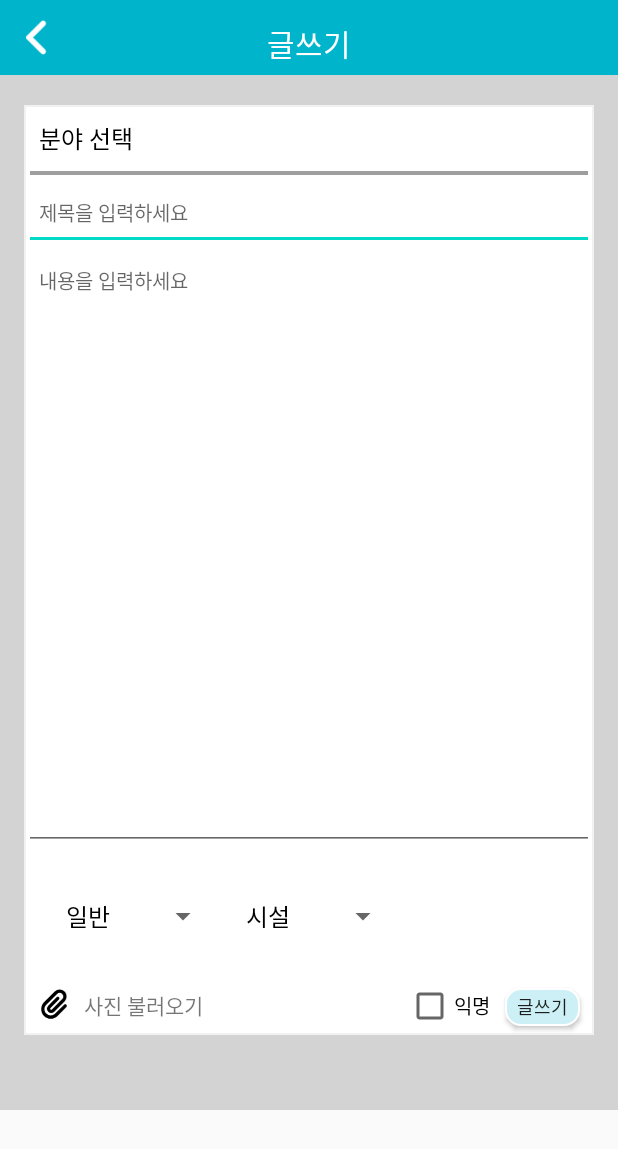
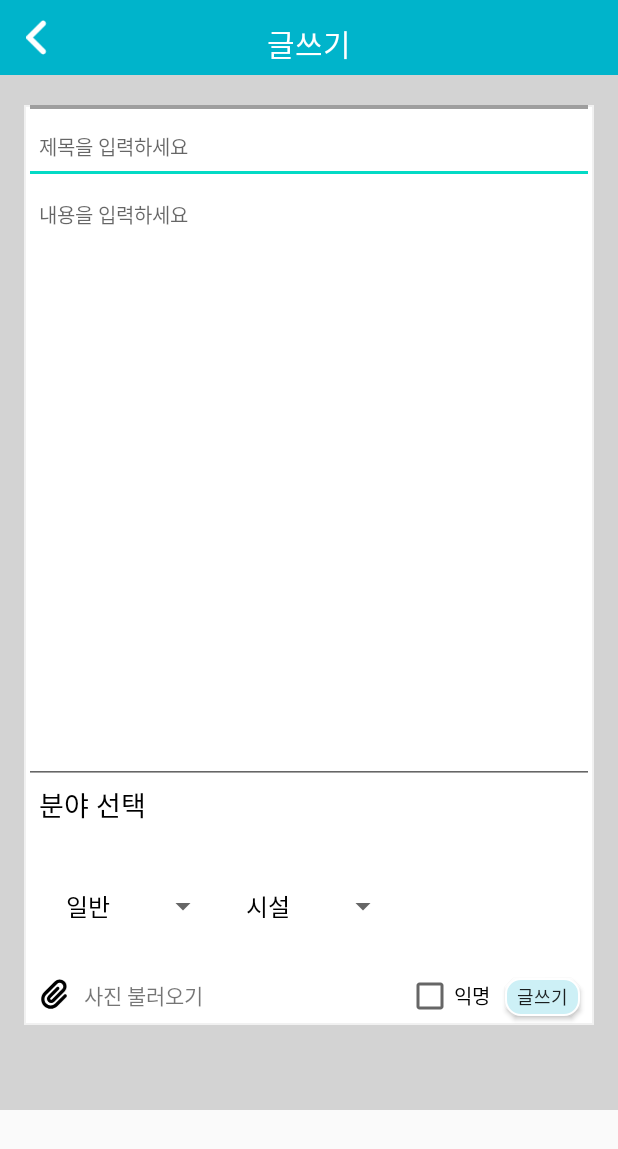
Before and after one commit to MinseoShindor/9900won_DuksungOffice, an Android app: the WriteActivity screen opened directly, with no data from a screen before it, on a phone screen of 412 x 824 dp. Shown: the top 1149 px of the screen. Run offline under Robolectric (Android 15) with nearby library versions, the phone set to English and light mode, and no system bars; our stand-ins replace Firebase (no records; nobody signed in at launch, a user with empty details on screens opened directly).

Commit message:
0826 회원가입 / 로그인 / 글 작성 (이미지 제외)

```diff
--- a/app/src/main/java/com/example/a9900won_hackathon_duksung_postoffice/SignInActivity.java
+++ b/app/src/main/java/com/example/a9900won_hackathon_duksung_postoffice/SignInActivity.java
@@ -1,5 +1,6 @@
 package com.example.a9900won_hackathon_duksung_postoffice;
 
+import android.content.Intent;
 import android.os.Bundle;
 import android.util.Log;
 import android.view.View;
@@ -72,8 +73,6 @@ public class SignInActivity extends AppCompatActivity {
                     if (numCheck) {
                         String modifyText = editTextID.getText().toString() + "@example.com";
                         createUser(modifyText, editTextPassword.getText().toString());
-                        addUser(editTextID.getText().toString(), editTextName.getText().toString(), editTextMajor.getText().toString());
-
                     } else {
                         Toast.makeText(SignInActivity.this, "학교 이메일 인증을 해주세요.", Toast.LENGTH_LONG).show();
                     }
@@ -136,6 +135,9 @@ public class SignInActivity extends AppCompatActivity {
                         if (task.isSuccessful()) {
                             // 회원가입 성공시
                             Toast.makeText(SignInActivity.this, "회원가입이 완료되었습니다.", Toast.LENGTH_SHORT).show();
+                            addUser(editTextID.getText().toString(), editTextName.getText().toString(), editTextMajor.getText().toString());
+                            Intent intent = new Intent(getApplicationContext(), LoginActivity.class);
+                            startActivity(intent);
                             finish();
                         } else {
                             // 계정이 중복된 경우
--- a/app/src/main/res/layout/activity_write.xml
+++ b/app/src/main/res/layout/activity_write.xml
@@ -54,14 +54,7 @@
         app:layout_constraintEnd_toEndOf="parent"
         app:layout_constraintTop_toBottomOf="@id/write_topmenu_bar" >
 
-        <TextView
-            android:layout_width="wrap_content"
-            android:layout_height="wrap_content"
-            android:text="분야 선택"
-            android:textSize="16sp"
-            android:fontFamily="@font/nanumsquareroundb"
-            android:textColor="@color/black"
-            android:padding="10dp" />
+
 
 
         <View
@@ -89,6 +82,16 @@
             android:textSize="13sp" >
 
         </EditText>
+
+        <TextView
+            android:layout_width="wrap_content"
+            android:layout_height="wrap_content"
+            android:paddingBottom="10dp"
+            android:paddingStart="10dp"
+            android:text="분야 선택"
+            android:textSize="18sp"
+            android:fontFamily="@font/nanumsquareroundb"
+            android:textColor="@color/black" />
 
         <LinearLayout
             android:id="@+id/write_spinner_layout"
```
Also changed, not shown: app/src/main/AndroidManifest.xml (+9 -15 lines), app/src/main/java/com/example/a9900won_hackathon_duksung_postoffice/LoginActivity.java (+10 -10 lines), app/src/main/java/com/example/a9900won_hackathon_duksung_postoffice/WriteActivity.java (+11 -9 lines).
